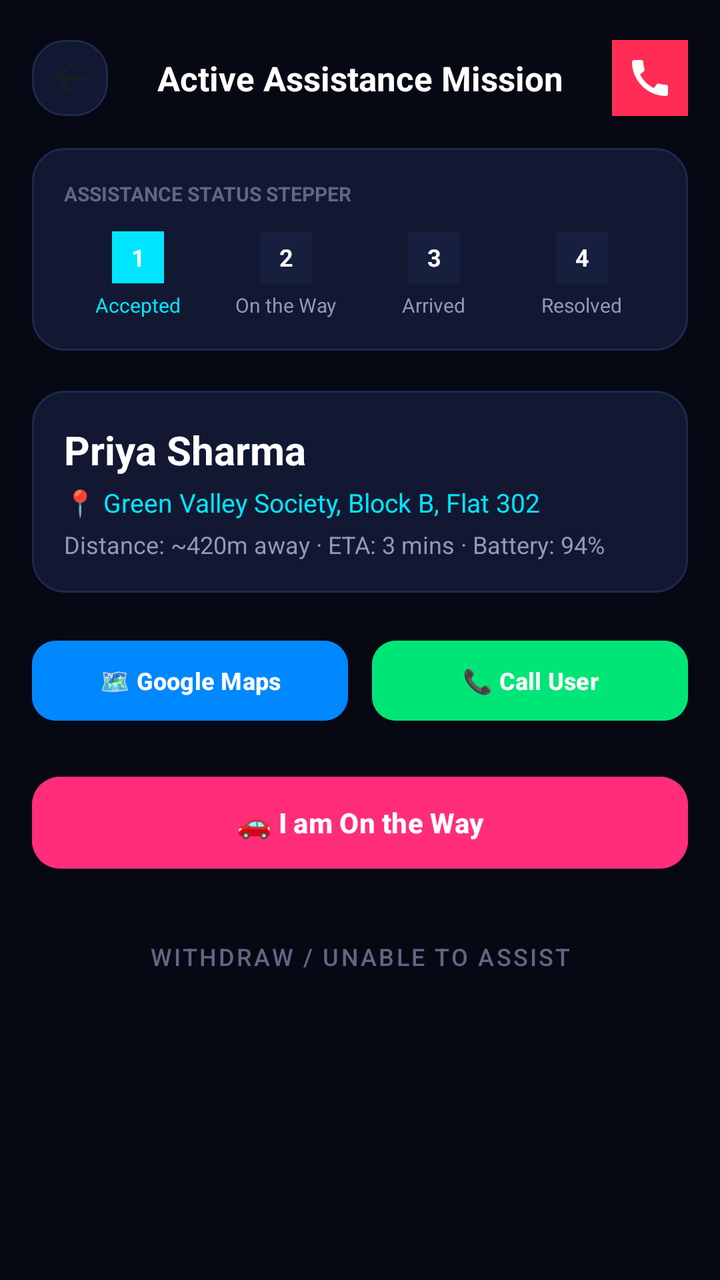
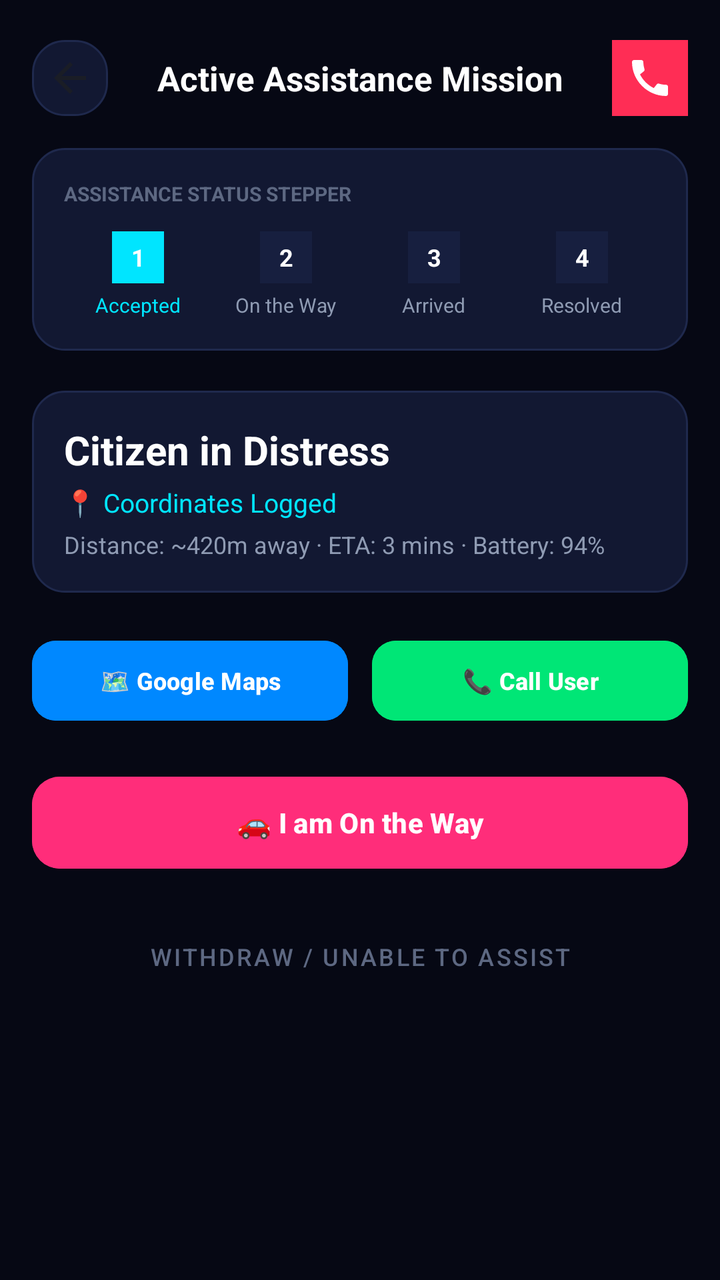

Two renders of the same Android screen: before a commit and after it. Below are the layout's source before the change and the commit's diff.
<!-- AndroidManifest.xml: application theme Theme.WomenSafety -->
<!-- res/layout/activity_active_assistance.xml -->
<?xml version="1.0" encoding="utf-8"?>
<androidx.coordinatorlayout.widget.CoordinatorLayout xmlns:android="http://schemas.android.com/apk/res/android"
    xmlns:app="http://schemas.android.com/apk/res-auto"
    android:layout_width="match_parent"
    android:layout_height="match_parent"
    android:background="@color/screen_background_dark">

    <androidx.core.widget.NestedScrollView
        android:layout_width="match_parent"
        android:layout_height="match_parent"
        android:fillViewport="true">

        <LinearLayout
            android:layout_width="match_parent"
            android:layout_height="wrap_content"
            android:orientation="vertical"
            android:paddingHorizontal="16dp"
            android:paddingTop="20dp"
            android:paddingBottom="40dp">

            
            <LinearLayout
                android:layout_width="match_parent"
                android:layout_height="wrap_content"
                android:orientation="horizontal"
                android:gravity="center_vertical"
                android:layout_marginBottom="16dp">

                <ImageButton
                    android:id="@+id/btnBackAssistance"
                    android:layout_width="38dp"
                    android:layout_height="38dp"
                    android:background="@drawable/bg_dark_card"
                    android:src="@drawable/ic_arrow_back"
                    android:contentDescription="Back" />

                <TextView
                    android:layout_width="0dp"
                    android:layout_height="wrap_content"
                    android:layout_weight="1"
                    android:text="Active Assistance Mission"
                    android:textColor="@color/white"
                    android:textSize="17sp"
                    android:textStyle="bold"
                    android:gravity="center" />

                <ImageButton
                    android:id="@+id/btnEmergencyCall112"
                    android:layout_width="38dp"
                    android:layout_height="38dp"
                    android:background="@color/sos_red"
                    android:src="@drawable/ic_phone_neon"
                    android:contentDescription="Call 112"
                    app:tint="@color/white" />
            </LinearLayout>

            
            <LinearLayout
                android:layout_width="match_parent"
                android:layout_height="wrap_content"
                android:background="@drawable/bg_dark_card"
                android:padding="16dp"
                android:orientation="vertical"
                android:layout_marginBottom="20dp">

                <TextView
                    android:layout_width="wrap_content"
                    android:layout_height="wrap_content"
                    android:text="ASSISTANCE STATUS STEPPER"
                    android:textColor="@color/text_muted"
                    android:textSize="10sp"
                    android:textStyle="bold"
                    android:layout_marginBottom="12dp" />

                <LinearLayout
                    android:layout_width="match_parent"
                    android:layout_height="wrap_content"
                    android:orientation="horizontal"
                    android:gravity="center_vertical">

                    
                    <LinearLayout
                        android:layout_width="0dp"
                        android:layout_height="wrap_content"
                        android:layout_weight="1"
                        android:gravity="center"
                        android:orientation="vertical">
                        <TextView
                            android:id="@+id/stepDot1"
                            android:layout_width="26dp"
                            android:layout_height="26dp"
                            android:text="1"
                            android:gravity="center"
                            android:textColor="@color/white"
                            android:textSize="12sp"
                            android:textStyle="bold"
                            android:background="@color/neon_cyan" />
                        <TextView
                            android:layout_width="wrap_content"
                            android:layout_height="wrap_content"
                            android:text="Accepted"
                            android:textColor="@color/neon_cyan"
                            android:textSize="10sp"
                            android:layout_marginTop="4dp" />
                    </LinearLayout>

                    
                    <LinearLayout
                        android:layout_width="0dp"
                        android:layout_height="wrap_content"
                        android:layout_weight="1"
                        android:gravity="center"
                        android:orientation="vertical">
                        <TextView
                            android:id="@+id/stepDot2"
                            android:layout_width="26dp"
                            android:layout_height="26dp"
                            android:text="2"
                            android:gravity="center"
                            android:textColor="@color/white"
                            android:textSize="12sp"
                            android:textStyle="bold"
                            android:background="@color/card_background_elevated" />
                        <TextView
                            android:layout_width="wrap_content"
                            android:layout_height="wrap_content"
                            android:text="On the Way"
                            android:textColor="@color/text_secondary"
                            android:textSize="10sp"
                            android:layout_marginTop="4dp" />
                    </LinearLayout>

                    
                    <LinearLayout
                        android:layout_width="0dp"
                        android:layout_height="wrap_content"
                        android:layout_weight="1"
                        android:gravity="center"
                        android:orientation="vertical">
                        <TextView
                            android:id="@+id/stepDot3"
                            android:layout_width="26dp"
                            android:layout_height="26dp"
                            android:text="3"
                            android:gravity="center"
                            android:textColor="@color/white"
                            android:textSize="12sp"
                            android:textStyle="bold"
                            android:background="@color/card_background_elevated" />
                        <TextView
                            android:layout_width="wrap_content"
                            android:layout_height="wrap_content"
                            android:text="Arrived"
                            android:textColor="@color/text_secondary"
                            android:textSize="10sp"
                            android:layout_marginTop="4dp" />
                    </LinearLayout>

                    
                    <LinearLayout
                        android:layout_width="0dp"
                        android:layout_height="wrap_content"
                        android:layout_weight="1"
                        android:gravity="center"
                        android:orientation="vertical">
                        <TextView
                            android:id="@+id/stepDot4"
                            android:layout_width="26dp"
                            android:layout_height="26dp"
                            android:text="4"
                            android:gravity="center"
                            android:textColor="@color/white"
                            android:textSize="12sp"
                            android:textStyle="bold"
                            android:background="@color/card_background_elevated" />
                        <TextView
                            android:layout_width="wrap_content"
                            android:layout_height="wrap_content"
                            android:text="Resolved"
                            android:textColor="@color/text_secondary"
                            android:textSize="10sp"
                            android:layout_marginTop="4dp" />
                    </LinearLayout>
                </LinearLayout>
            </LinearLayout>

            
            <LinearLayout
                android:layout_width="match_parent"
                android:layout_height="wrap_content"
                android:background="@drawable/bg_dark_card"
                android:padding="16dp"
                android:orientation="vertical"
                android:layout_marginBottom="20dp">

                <TextView
                    android:id="@+id/tvMissionVictimName"
                    android:layout_width="wrap_content"
                    android:layout_height="wrap_content"
                    android:text="Priya Sharma"
                    android:textColor="@color/white"
                    android:textSize="20sp"
                    android:textStyle="bold" />

                <TextView
                    android:id="@+id/tvMissionAddress"
                    android:layout_width="wrap_content"
                    android:layout_height="wrap_content"
                    android:text="📍 Green Valley Society, Block B, Flat 302"
                    android:textColor="@color/neon_cyan"
                    android:textSize="13sp"
                    android:layout_marginTop="4dp" />

                <TextView
                    android:id="@+id/tvMissionTelemetry"
                    android:layout_width="wrap_content"
                    android:layout_height="wrap_content"
                    android:text="Distance: ~420m away · ETA: 3 mins · Battery: 94%"
                    android:textColor="@color/text_secondary"
                    android:textSize="12sp"
                    android:layout_marginTop="4dp" />
            </LinearLayout>

            
            <LinearLayout
                android:layout_width="match_parent"
                android:layout_height="wrap_content"
                android:orientation="horizontal"
                android:layout_marginBottom="20dp">

                <com.google.android.material.button.MaterialButton
                    android:id="@+id/btnNavigateMap"
                    android:layout_width="0dp"
                    android:layout_weight="1"
                    android:layout_height="48dp"
                    android:text="🗺️ Google Maps"
                    android:textSize="12sp"
                    android:textStyle="bold"
                    android:textColor="@color/white"
                    android:backgroundTint="#0088FF"
                    app:cornerRadius="12dp"
                    android:layout_marginEnd="6dp" />

                <com.google.android.material.button.MaterialButton
                    android:id="@+id/btnCallVictim"
                    android:layout_width="0dp"
                    android:layout_weight="1"
                    android:layout_height="48dp"
                    android:text="📞 Call User"
                    android:textSize="12sp"
                    android:textStyle="bold"
                    android:textColor="@color/white"
                    android:backgroundTint="@color/neon_green"
                    app:cornerRadius="12dp"
                    android:layout_marginStart="6dp" />
            </LinearLayout>

            
            <com.google.android.material.button.MaterialButton
                android:id="@+id/btnProgressStatus"
                android:layout_width="match_parent"
                android:layout_height="54dp"
                android:text="🚗 I am On the Way"
                android:textSize="14sp"
                android:textStyle="bold"
                android:textColor="@color/white"
                android:backgroundTint="@color/neon_pink"
                app:cornerRadius="14dp"
                android:layout_marginBottom="16dp" />

            
            <com.google.android.material.button.MaterialButton
                android:id="@+id/btnCancelAssistance"
                style="@style/Widget.MaterialComponents.Button.TextButton"
                android:layout_width="match_parent"
                android:layout_height="wrap_content"
                android:text="Withdraw / Unable to Assist"
                android:textColor="@color/text_muted"
                android:textSize="12sp" />

        </LinearLayout>
    </androidx.core.widget.NestedScrollView>

</androidx.coordinatorlayout.widget.CoordinatorLayout>
<!-- resources referenced by this layout -->
<resources>
  <color name="card_background_elevated">#171F3F</color>
  <color name="neon_cyan">#00E5FF</color>
  <color name="neon_green">#00E676</color>
  <color name="neon_pink">#FF2D7A</color>
  <color name="screen_background_dark">#060814</color>
  <color name="sos_red">#FF2D55</color>
  <color name="text_muted">#5D6882</color>
  <color name="text_secondary">#8F9BB3</color>
  <color name="white">#FFFFFF</color>
  <!-- drawable bg_dark_card (drawable) -->
  <?xml version="1.0" encoding="utf-8"?>
  <shape xmlns:android="http://schemas.android.com/apk/res/android"
      android:shape="rectangle">
      <solid android:color="@color/card_background" />
      <stroke
          android:width="1dp"
          android:color="@color/card_stroke" />
      <corners android:radius="16dp" />
  </shape>
  <!-- drawable ic_arrow_back (drawable) -->
  <vector xmlns:android="http://schemas.android.com/apk/res/android"
      android:width="24dp"
      android:height="24dp"
      android:viewportWidth="24"
      android:viewportHeight="24">
      <path
          android:fillColor="#1A1D26"
          android:pathData="M20,11H7.83l5.59,-5.59L12,4l-8,8 8,8 1.41,-1.41L7.83,13H20v-2z"/>
  </vector>
  <!-- drawable ic_phone_neon (drawable) -->
  <vector xmlns:android="http://schemas.android.com/apk/res/android"
      android:width="24dp"
      android:height="24dp"
      android:viewportWidth="24"
      android:viewportHeight="24">
      <path
          android:fillColor="#FF2D7A"
          android:pathData="M20.01,15.38C18.78,15.38 17.59,15.18 16.48,14.82C16.13,14.7 15.74,14.79 15.47,15.06L13.9,17.03C11.07,15.68 8.42,13.13 7.01,10.2L9,8.59C9.28,8.31 9.36,7.92 9.24,7.57C8.88,6.46 8.68,5.27 8.68,4.04C8.68,3.47 8.21,3 7.64,3H4.19C3.65,3 3,3.24 3,4.04C3,13.28 10.73,21 20.01,21C20.77,21 21,20.37 21,19.82V16.38C21,15.81 20.58,15.38 20.01,15.38Z" />
  </vector>
  <style name="Theme.WomenSafety" parent="Theme.Material3.DayNight.NoActionBar">
          <item name="colorPrimary">@color/primary</item>
          <item name="colorPrimaryVariant">@color/primary_variant</item>
          <item name="colorOnPrimary">@color/white</item>
          <item name="android:statusBarColor">@color/screen_background</item>
          <item name="android:windowLightStatusBar">false</item>
          <item name="android:navigationBarColor">@color/screen_background</item>
          <item name="android:windowBackground">@color/screen_background</item>
          <item name="colorSurface">@color/card_background</item>
          <item name="colorOnSurface">@color/text_primary</item>
      </style>
  <color name="card_background">#121832</color>
  <color name="card_stroke">#1F294D</color>
  <color name="primary">#FF2D7A</color>
  <color name="primary_variant">#FF1475</color>
  <color name="screen_background">#0A0E21</color>
  <color name="text_primary">#FFFFFF</color>
</resources>

<!-- the commit's change to res/layout/activity_active_assistance.xml (unified diff, before → after) -->
@@ -197,7 +197,7 @@
                     android:id="@+id/tvMissionVictimName"
                     android:layout_width="wrap_content"
                     android:layout_height="wrap_content"
-                    android:text="Priya Sharma"
+                    android:text="Citizen in Distress"
                     android:textColor="@color/white"
                     android:textSize="20sp"
                     android:textStyle="bold" />
@@ -206,7 +206,7 @@
                     android:id="@+id/tvMissionAddress"
                     android:layout_width="wrap_content"
                     android:layout_height="wrap_content"
-                    android:text="📍 Green Valley Society, Block B, Flat 302"
+                    android:text="📍 Coordinates Logged"
                     android:textColor="@color/neon_cyan"
                     android:textSize="13sp"
                     android:layout_marginTop="4dp" />
